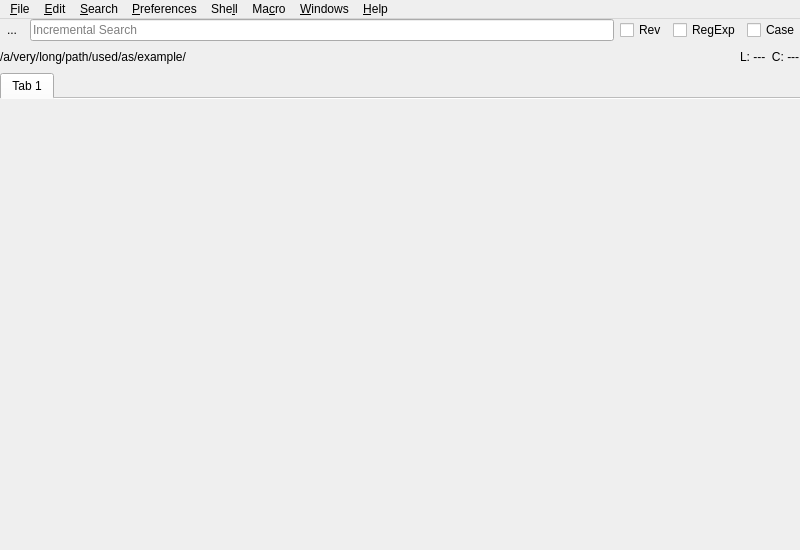
Old version of the form source/ui/MainWindow.ui in the repository eteran/nedit-ng.
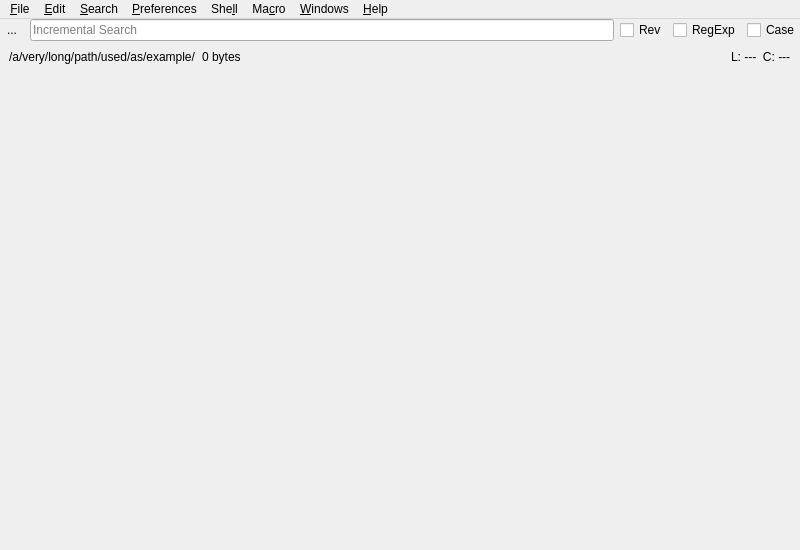
New version of the form. Icons and pictures are not drawn. Custom widgets are drawn as their Qt base class.

What changed in the file:
```diff
--- a/source/ui/MainWindow.ui
+++ b/source/ui/MainWindow.ui
@@ -77,7 +77,14 @@
      </widget>
     </item>
     <item>
-     <layout class="QHBoxLayout" name="statusFrame">
+     <widget class="QFrame" name="statusFrame">
+      <layout class="QHBoxLayout" name="horizontalLayout_2">
+       <property name="topMargin">
+        <number>0</number>
+       </property>
+       <property name="bottomMargin">
+        <number>0</number>
+       </property>
       <item>
        <widget class="QLabel" name="labelFilename">
         <property name="text">
@@ -88,6 +95,13 @@
         </property>
        </widget>
       </item>
+       <item>
+        <widget class="QLabel" name="labelBytes">
+         <property name="text">
+          <string>0 bytes</string>
+         </property>
+        </widget>
+       </item>
       <item>
        <spacer name="horizontalSpacer">
         <property name="orientation">
@@ -109,6 +123,7 @@
        </widget>
       </item>
      </layout>
+     </widget>
     </item>
     <item>
      <widget class="QTabWidget" name="tabWidget">
@@ -118,11 +133,6 @@
       <property name="tabsClosable">
        <bool>false</bool>
       </property>
-      <widget class="QWidget" name="tab">
-       <attribute name="title">
-        <string>Tab 1</string>
-       </attribute>
-      </widget>
      </widget>
     </item>
    </layout>
@@ -1858,6 +1868,12 @@
    <extends>QLineEdit</extends>
    <header>LineEdit.h</header>
   </customwidget>
+  <customwidget>
+   <class>TabWidget</class>
+   <extends>QTabWidget</extends>
+   <header>TabWidget.h</header>
+   <container>1</container>
+  </customwidget>
  </customwidgets>
  <resources/>
  <connections/>
```
Left out of the diff: 4 changed lines with no effect on the pictures. Lines whose indentation alone changed are shown as unchanged.
